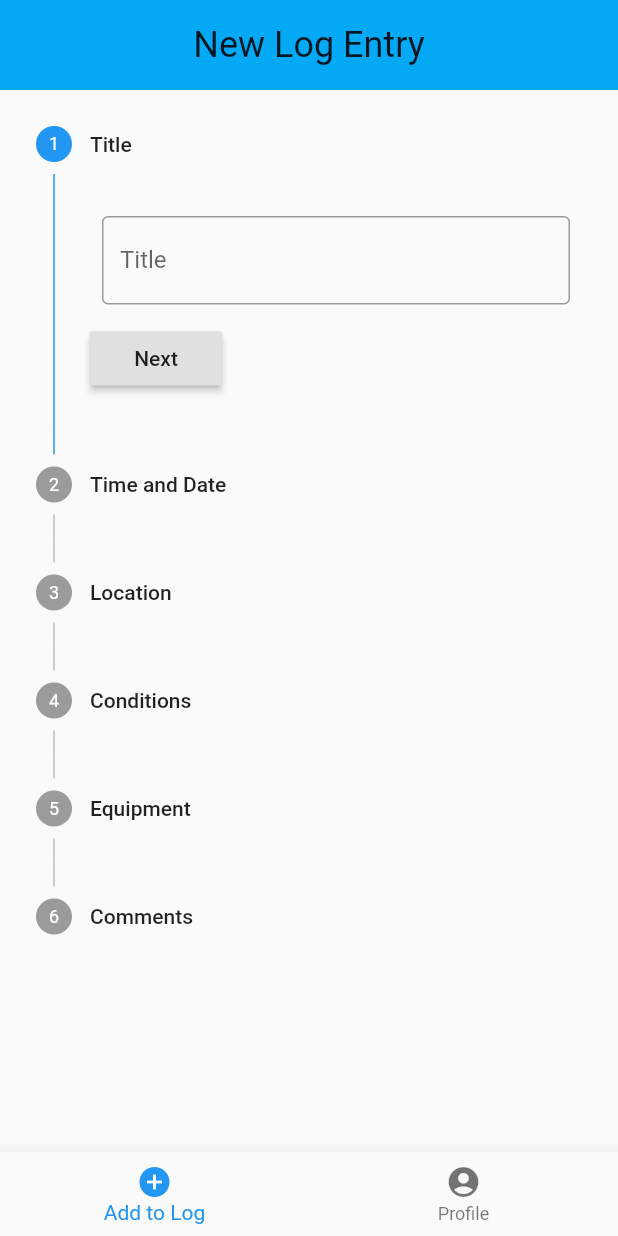
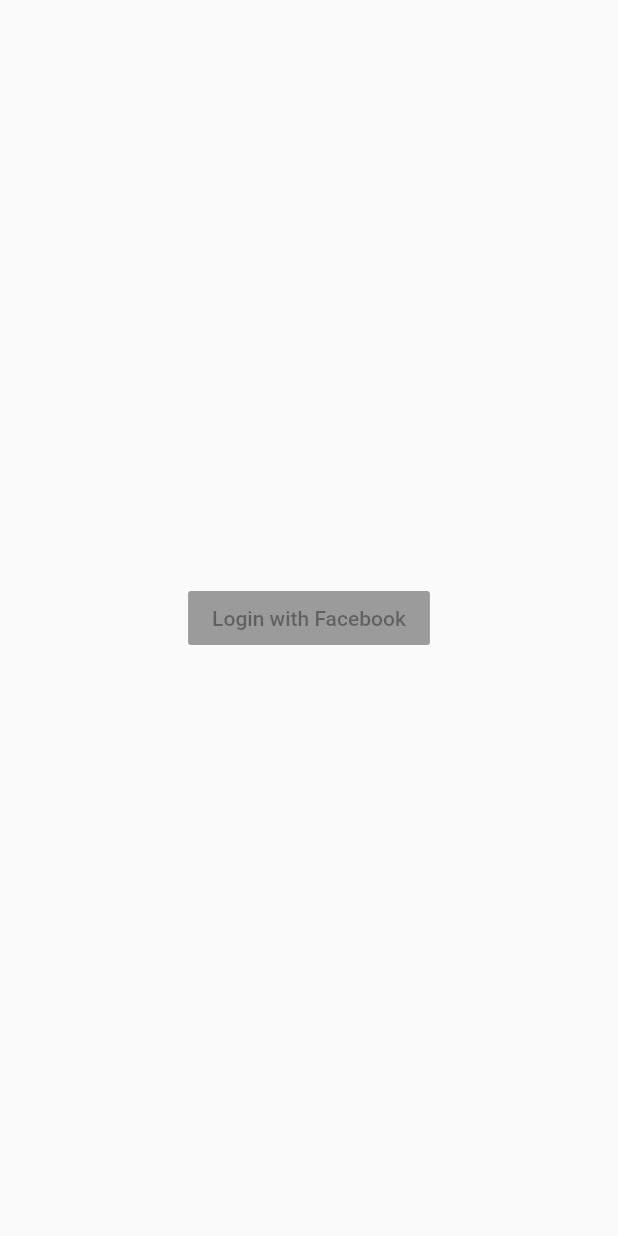
Before and after one commit to DirtbagDrew/flutter-scuba-app, a Flutter app: the screen it shows after launch, on a phone screen of 412 x 824 dp. Run offline on Flutter 3.47's test engine with Material 2 defaults, Android fonts, the phone set to English and light mode, and no system bars; missing offline and left inert: dart:ffi.

Commit message:
created login page and started facebook login

```diff
--- a/lib/main.dart
+++ b/lib/main.dart
@@ -1,4 +1,5 @@
 import 'package:flutter/material.dart';
+import 'package:scuba/src/Login.dart';
 import 'package:scuba/src/Profile/Profile.dart';
 import 'src/LogEntryForm/LogEntryForm.dart';
 
@@ -12,54 +13,7 @@ class MyApp extends StatelessWidget {
       title: 'Dive Log',
       theme: ThemeData(
           primaryColor: Color(0xff03a9f4), accentColor: Color(0xffffd600)),
-      home: MyHomePage(title: 'Flutter Demo Home Page'),
+      home: Login(),
     );
   }
 }
-
-class MyHomePage extends StatefulWidget {
-  MyHomePage({Key key, this.title}) : super(key: key);
-  final String title;
-
-  @override
-  _MyHomePageState createState() => _MyHomePageState();
-}
-
-class _MyHomePageState extends State<MyHomePage> {
-  int _selectedIndex = 0;
-  List<Widget> _pages = [
-    // Container(),
-    LogEntryForm(), Profile()
-  ];
-
-  void _onItemTapped(int index) {
-    setState(() {
-      _selectedIndex = index;
-    });
-  }
-
-  @override
-  Widget build(BuildContext context) {
-    return Scaffold(
-      body: _pages.elementAt(_selectedIndex),
-      bottomNavigationBar: BottomNavigationBar(
-        items: const <BottomNavigationBarItem>[
-          // BottomNavigationBarItem(
-          //   icon: Icon(Icons.home),
-          //   title: Text('Home'),
-          // ),
-          BottomNavigationBarItem(
-            icon: Icon(Icons.add_circle),
-            title: Text('Add to Log'),
-          ),
-          BottomNavigationBarItem(
-            icon: Icon(Icons.account_circle),
-            title: Text('Profile'),
-          ),
-        ],
-        currentIndex: _selectedIndex,
-        onTap: _onItemTapped,
-      ),
-    );
-  }
-}
--- /dev/null
+++ b/lib/src/Login.dart
@@ -0,0 +1,25 @@
+import 'package:flutter/material.dart';
+import 'package:flutter/widgets.dart';
+
+import 'LogEntryForm/LogEntryForm.dart';
+import 'Profile/Profile.dart';
+
+class Login extends StatefulWidget {
+  const Login({Key key}) : super(key: key);
+
+  @override
+  _LoginState createState() => _LoginState();
+}
+
+class _LoginState extends State<Login> {
+  @override
+  Widget build(BuildContext context) {
+    return Scaffold(
+      body: Center(
+        child: RaisedButton(
+          child: Text("Login with Facebook"),
+        ),
+      ),
+    );
+  }
+}
--- a/pubspec.yaml
+++ b/pubspec.yaml
@@ -17,6 +17,7 @@ environment:
   sdk: ">=2.2.0 <3.0.0"
 
 dependencies:
+  flutter_facebook_login: ^3.0.0
   intl: ^0.16.1
   flutter_datetime_formfield: ^0.1.2
   masked_text: ^0.0.6
```
Also changed, not shown: lib/src/Home.dart (added, +56 -0 lines), pubspec.lock.
